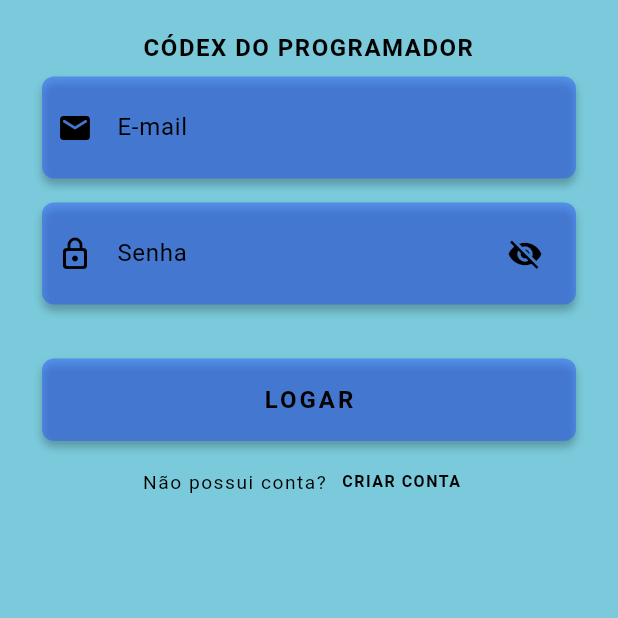
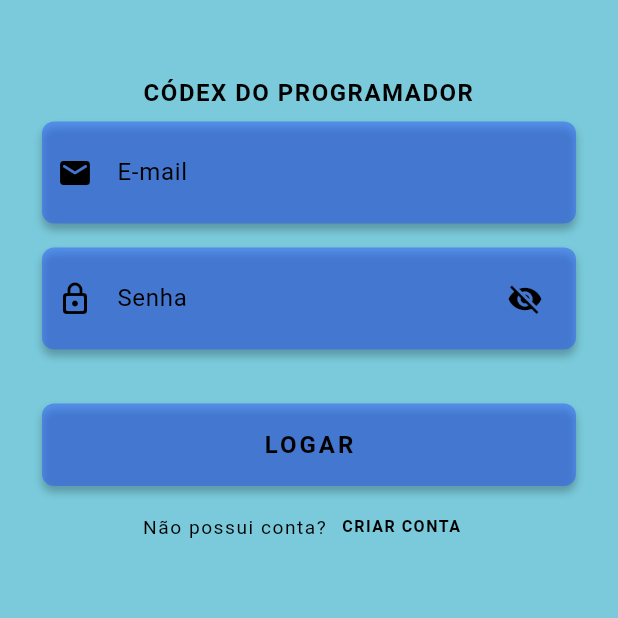
Before and after one commit to karen-matsunaga/DictionaryApp, a Flutter app: the screen it shows after launch, on a phone screen of 412 x 824 dp, the top half of it. Run offline on Flutter 3.47's test engine with Material 3 defaults, Android fonts, the phone set to English and light mode, and no system bars; our stand-ins replace shared_preferences, sqflite; accounts and stored records are empty.

Commit message:
Correção dos códigos

```diff
--- a/lib/authentication/login_page.dart
+++ b/lib/authentication/login_page.dart
@@ -2,7 +2,7 @@
 // sort_child_properties_last, use_build_context_synchronously, prefer_final_fields
 
 import 'package:dictionary/JsonModels/users.dart';
-import 'package:dictionary/SQLite/SQLite_database.dart';
+import 'package:dictionary/SQLite/sqlite.dart';
 import 'package:dictionary/homepage/homepage_page.dart';
 import 'package:dictionary/widgets/button.dart';
 import 'package:flutter/material.dart';
@@ -77,6 +77,10 @@ class _LoginPageState extends State<LoginPage> {
             child: Column(
               mainAxisAlignment: MainAxisAlignment.spaceBetween,
               children: [
+                // ESPAÇAMENTO ENTRE O TEXTO
+                const SizedBox(
+                  height: 30,
+                ),
                 // TÍTULO DO APLICATIVO
                 Text(
                   "Códex do Programador".toUpperCase(),
@@ -84,8 +88,7 @@ class _LoginPageState extends State<LoginPage> {
                   style: TextStyle(
                       letterSpacing: 1,
                       fontWeight: FontWeight.bold,
-                      fontSize: provider.Provider.of<FontSizeConfig>(context)
-                          .fontSize),
+                      fontSize: Provider.of<FontSizeConfig>(context).fontSize),
                 ),
 
                 // ENTRADA DE DADOS CAMPO E-MAIL
@@ -212,9 +215,9 @@ class _LoginPageState extends State<LoginPage> {
                     Text(
                       "Não possui conta?",
                       style: TextStyle(
-                        fontSize: provider.Provider.of<FontSizeConfig>(context)
-                                .fontSize /
-                            1.25,
+                        fontSize:
+                            Provider.of<FontSizeConfig>(context).fontSize /
+                                1.25,
                         letterSpacing: 1,
                       ),
                     ),
--- a/lib/authentication/signup_page.dart
+++ b/lib/authentication/signup_page.dart
@@ -1,7 +1,7 @@
 // ignore_for_file: prefer_const_constructors, file_names, prefer_const_literals_to_create_immutables, sort_child_properties_last, use_build_context_synchronously, curly_braces_in_flow_control_structures
 
 import 'package:dictionary/JsonModels/users.dart';
-import 'package:dictionary/SQLite/SQLite_database.dart';
+import 'package:dictionary/SQLite/sqlite.dart';
 // import 'package:dictionary/widgets/email_input_button.dart';
 import 'package:flutter/material.dart';
 import 'package:dictionary/style.dart';
@@ -63,6 +63,10 @@ class _AccountCreatePageState extends State<AccountCreatePage> {
             child: Column(
               mainAxisAlignment: MainAxisAlignment.spaceBetween,
               children: [
+                // ESPAÇAMENTO ENTRE O TEXTO
+                const SizedBox(
+                  height: 30,
+                ),
                 // TITULO DO APLICATIVO
                 Text(
                   "Códex do Programador".toUpperCase(),
--- a/lib/controllers/app-theme.dart
+++ b/lib/controllers/app-theme.dart
@@ -42,7 +42,7 @@ class AppTheme {
         onSecondary: Colors.black,
         // ERRO
         onError: Colors.red,
-        error: Colors.white,
+        error: Colors.red,
         // CONTAINER
         primaryContainer: Colors.white,
         onPrimaryContainer: Colors.white,
@@ -89,7 +89,7 @@ class AppTheme {
       onSecondary: Colors.white,
       // ERRO
       onError: Colors.red,
-      error: Colors.black,
+      error: Colors.red,
       // CONTAINER
       primaryContainer: Colors.black,
       onPrimaryContainer: Colors.white,
--- a/pubspec.yaml
+++ b/pubspec.yaml
@@ -37,8 +37,6 @@ dependencies:
   cupertino_icons: ^1.0.2
   provider: ^6.0.5
   shared_preferences: ^2.2.2
-  supabase_flutter: ^2.0.2
-  dcdg: ^4.1.0
   sqflite: ^2.3.2
   path: ^1.8.3
 
```
Also changed, not shown: lib/SQLite/sqlite.dart (renamed from lib/SQLite/SQLite_database.dart, +0 -20 lines), lib/homepage/homepage_page.dart (+4 -6 lines), lib/homepage/search_page.dart (+14 -26 lines), pubspec.lock, 6 other files.
